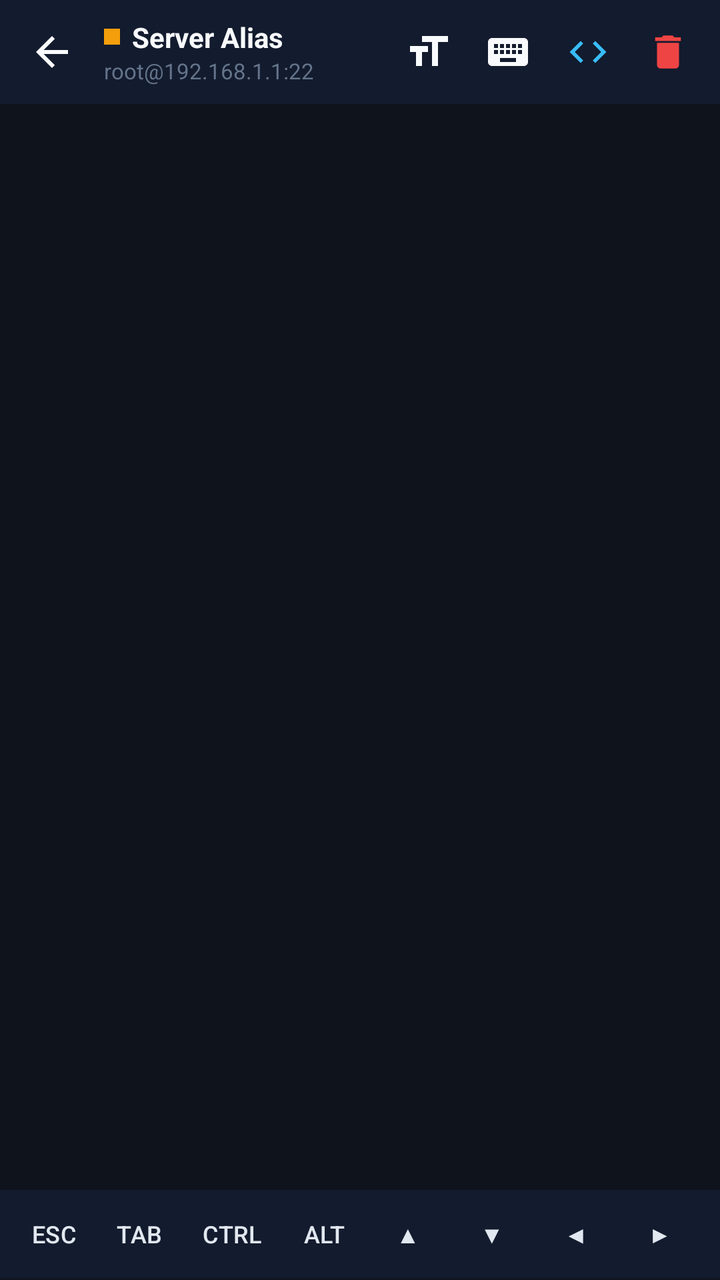
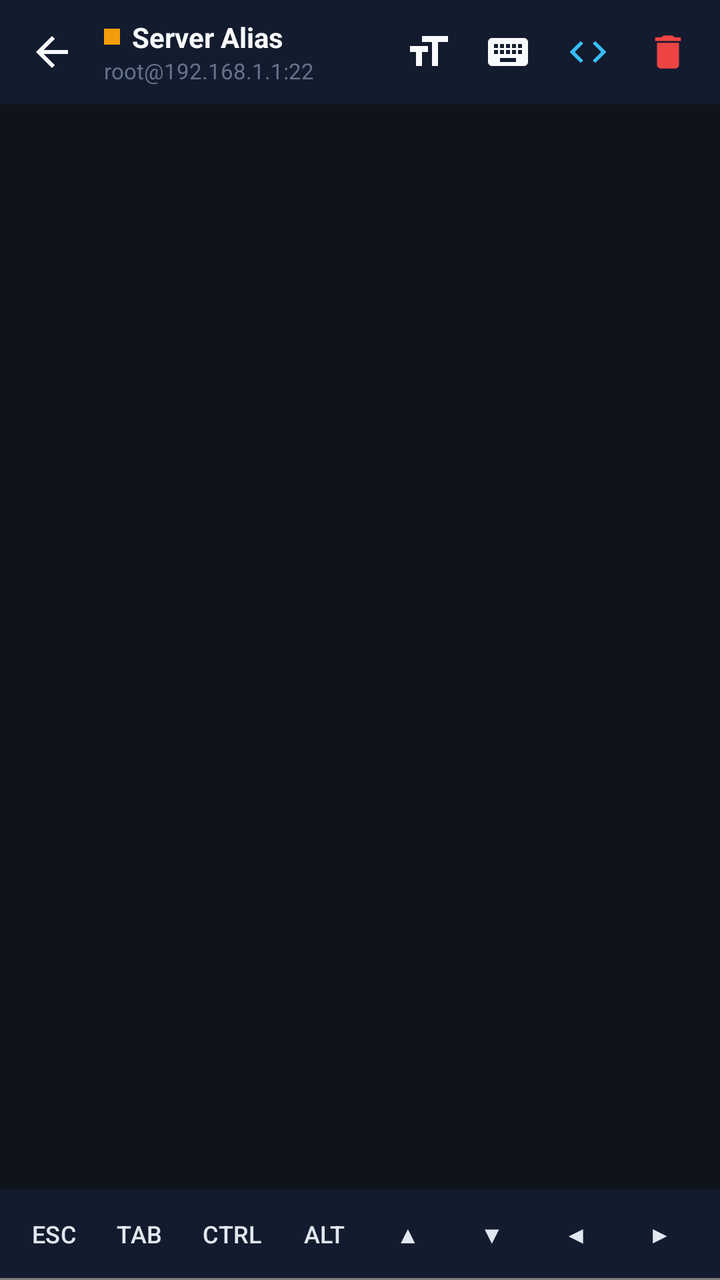

Screens rendered from an Android XML layout before and after an edit, with the pre-edit source and the edit as a unified diff.
<!-- AndroidManifest.xml: activity theme Theme.LeuwiPanjang.Terminal -->
<!-- res/layout/activity_terminal.xml -->
<?xml version="1.0" encoding="utf-8"?>
<LinearLayout xmlns:android="http://schemas.android.com/apk/res/android"
    xmlns:app="http://schemas.android.com/apk/res-auto"
    android:layout_width="match_parent"
    android:layout_height="match_parent"
    android:background="@color/terminal_bg"
    android:orientation="vertical">

    
    <LinearLayout
        android:layout_width="match_parent"
        android:layout_height="52dp"
        android:background="@color/surface_dark"
        android:gravity="center_vertical"
        android:orientation="horizontal"
        android:paddingStart="8dp"
        android:paddingEnd="8dp">

        <ImageView
            android:id="@+id/btnBack"
            android:layout_width="36dp"
            android:layout_height="36dp"
            android:background="?attr/selectableItemBackgroundBorderless"
            android:contentDescription="@null"
            android:padding="6dp"
            android:src="@drawable/ic_arrow_back"
            app:tint="@color/text_primary" />

        <LinearLayout
            android:layout_width="0dp"
            android:layout_height="wrap_content"
            android:layout_marginStart="8dp"
            android:layout_weight="1"
            android:orientation="vertical">

            <LinearLayout
                android:layout_width="wrap_content"
                android:layout_height="wrap_content"
                android:gravity="center_vertical"
                android:orientation="horizontal">

                
                <View
                    android:id="@+id/viewStatusDot"
                    android:layout_width="8dp"
                    android:layout_height="8dp"
                    android:layout_marginEnd="6dp"
                    android:background="@color/status_warning" />

                <TextView
                    android:id="@+id/tvTerminalTitle"
                    android:layout_width="wrap_content"
                    android:layout_height="wrap_content"
                    android:text="Server Alias"
                    android:textColor="@color/text_primary"
                    android:textSize="14sp"
                    android:textStyle="bold" />
            </LinearLayout>

            <TextView
                android:id="@+id/tvTerminalSubtitle"
                android:layout_width="wrap_content"
                android:layout_height="wrap_content"
                android:text="root@192.168.1.1:22"
                android:textColor="@color/text_muted"
                android:textSize="11sp" />
        </LinearLayout>

        
        <ImageView
            android:id="@+id/btnFontSize"
            android:layout_width="36dp"
            android:layout_height="36dp"
            android:background="?attr/selectableItemBackgroundBorderless"
            android:contentDescription="@string/font_size"
            android:padding="6dp"
            android:src="@drawable/ic_format_size"
            app:tint="@color/text_primary" />

        
        <ImageView
            android:id="@+id/btnToggleKeyboard"
            android:layout_width="36dp"
            android:layout_height="36dp"
            android:layout_marginStart="4dp"
            android:background="?attr/selectableItemBackgroundBorderless"
            android:contentDescription="@string/toggle_keyboard"
            android:padding="6dp"
            android:src="@drawable/ic_keyboard"
            app:tint="@color/text_primary" />

        
        <ImageView
            android:id="@+id/btnRunSnippet"
            android:layout_width="36dp"
            android:layout_height="36dp"
            android:layout_marginStart="4dp"
            android:background="?attr/selectableItemBackgroundBorderless"
            android:contentDescription="@null"
            android:padding="7dp"
            android:src="@drawable/ic_code"
            app:tint="@color/primary" />

        
        <ImageView
            android:id="@+id/btnDisconnect"
            android:layout_width="36dp"
            android:layout_height="36dp"
            android:layout_marginStart="4dp"
            android:background="?attr/selectableItemBackgroundBorderless"
            android:contentDescription="@null"
            android:padding="7dp"
            android:src="@drawable/ic_delete"
            app:tint="@color/status_error" />

    </LinearLayout>

    
    <ScrollView
        android:id="@+id/scrollTerminal"
        android:layout_width="match_parent"
        android:layout_height="0dp"
        android:layout_weight="1"
        android:fillViewport="true"
        android:padding="8dp">

        <TextView
            android:id="@+id/tvTerminalOutput"
            android:layout_width="match_parent"
            android:layout_height="wrap_content"
            android:fontFamily="monospace"
            android:lineSpacingExtra="2dp"
            android:textIsSelectable="true"
            android:textColor="@color/text_primary"
            android:textSize="13sp" />
    </ScrollView>

    
    <HorizontalScrollView
        android:layout_width="match_parent"
        android:layout_height="44dp"
        android:background="@color/surface_dark"
        android:scrollbars="none">

        <LinearLayout
            android:id="@+id/layoutAccessoryKeys"
            android:layout_width="wrap_content"
            android:layout_height="match_parent"
            android:gravity="center_vertical"
            android:orientation="horizontal"
            android:paddingStart="8dp"
            android:paddingEnd="8dp">

            <Button
                android:id="@+id/keyEsc"
                style="@style/Widget.LeuwiPanjang.KeyButton"
                android:layout_width="wrap_content"
                android:layout_height="32dp"
                android:layout_marginEnd="4dp"
                android:text="ESC" />

            <Button
                android:id="@+id/keyTab"
                style="@style/Widget.LeuwiPanjang.KeyButton"
                android:layout_width="wrap_content"
                android:layout_height="32dp"
                android:layout_marginEnd="4dp"
                android:text="TAB" />

            <Button
                android:id="@+id/keyCtrl"
                style="@style/Widget.LeuwiPanjang.KeyButton"
                android:layout_width="wrap_content"
                android:layout_height="32dp"
                android:layout_marginEnd="4dp"
                android:text="CTRL" />

            <Button
                android:id="@+id/keyAlt"
                style="@style/Widget.LeuwiPanjang.KeyButton"
                android:layout_width="wrap_content"
                android:layout_height="32dp"
                android:layout_marginEnd="4dp"
                android:text="ALT" />

            <Button
                android:id="@+id/keyUp"
                style="@style/Widget.LeuwiPanjang.KeyButton"
                android:layout_width="wrap_content"
                android:layout_height="32dp"
                android:layout_marginEnd="4dp"
                android:text="▲" />

            <Button
                android:id="@+id/keyDown"
                style="@style/Widget.LeuwiPanjang.KeyButton"
                android:layout_width="wrap_content"
                android:layout_height="32dp"
                android:layout_marginEnd="4dp"
                android:text="▼" />

            <Button
                android:id="@+id/keyLeft"
                style="@style/Widget.LeuwiPanjang.KeyButton"
                android:layout_width="wrap_content"
                android:layout_height="32dp"
                android:layout_marginEnd="4dp"
                android:text="◀" />

            <Button
                android:id="@+id/keyRight"
                style="@style/Widget.LeuwiPanjang.KeyButton"
                android:layout_width="wrap_content"
                android:layout_height="32dp"
                android:layout_marginEnd="4dp"
                android:text="▶" />

            <Button
                android:id="@+id/keyPipe"
                style="@style/Widget.LeuwiPanjang.KeyButton"
                android:layout_width="wrap_content"
                android:layout_height="32dp"
                android:layout_marginEnd="4dp"
                android:text="|" />

            <Button
                android:id="@+id/keySlash"
                style="@style/Widget.LeuwiPanjang.KeyButton"
                android:layout_width="wrap_content"
                android:layout_height="32dp"
                android:layout_marginEnd="4dp"
                android:text="/" />

            <Button
                android:id="@+id/keyTilde"
                style="@style/Widget.LeuwiPanjang.KeyButton"
                android:layout_width="wrap_content"
                android:layout_height="32dp"
                android:layout_marginEnd="4dp"
                android:text="~" />

            <Button
                android:id="@+id/keyDash"
                style="@style/Widget.LeuwiPanjang.KeyButton"
                android:layout_width="wrap_content"
                android:layout_height="32dp"
                android:layout_marginEnd="4dp"
                android:text="-" />

            <Button
                android:id="@+id/keyColon"
                style="@style/Widget.LeuwiPanjang.KeyButton"
                android:layout_width="wrap_content"
                android:layout_height="32dp"
                android:layout_marginEnd="4dp"
                android:text=":" />

            <Button
                android:id="@+id/keyCtrlC"
                style="@style/Widget.LeuwiPanjang.KeyButton"
                android:layout_width="wrap_content"
                android:layout_height="32dp"
                android:layout_marginEnd="4dp"
                android:text="^C"
                android:textColor="@color/status_error" />

            <Button
                android:id="@+id/keyCtrlD"
                style="@style/Widget.LeuwiPanjang.KeyButton"
                android:layout_width="wrap_content"
                android:layout_height="32dp"
                android:text="^D" />

        </LinearLayout>
    </HorizontalScrollView>

    
    <id.biz.id.leuwipanjang.ui.terminal.TerminalInputView
        android:id="@+id/etTerminalInput"
        android:layout_width="match_parent"
        android:layout_height="1dp"
        android:alpha="0.01"
        android:focusable="true"
        android:focusableInTouchMode="true"
        android:importantForAccessibility="no" />

</LinearLayout>
<!-- resources referenced by this layout -->
<resources>
  <color name="primary">#38BDF8</color>
  <color name="status_error">#EF4444</color>
  <color name="status_warning">#F59E0B</color>
  <color name="surface_dark">#131B2E</color>
  <color name="terminal_bg">#0F141C</color>
  <color name="text_muted">#64748B</color>
  <color name="text_primary">#F8FAFC</color>
  <!-- drawable ic_arrow_back (drawable) -->
  <vector xmlns:android="http://schemas.android.com/apk/res/android"
      android:width="24dp"
      android:height="24dp"
      android:viewportWidth="24"
      android:viewportHeight="24">
    <path
        android:fillColor="@color/text_primary"
        android:pathData="M20,11H7.83l5.59,-5.59L12,4l-8,8 8,8 1.41,-1.41L7.83,13H20v-2z"/>
  </vector>
  <!-- drawable ic_code (drawable) -->
  <vector xmlns:android="http://schemas.android.com/apk/res/android"
      android:width="24dp"
      android:height="24dp"
      android:viewportWidth="24"
      android:viewportHeight="24">
    <path
        android:fillColor="@color/text_primary"
        android:pathData="M9.4,16.6L4.8,12l4.6,-4.6L8,6l-6,6 6,6 1.4,-1.4zm5.2,0l4.6,-4.6 -4.6,-4.6L16,6l6,6 -6,6 -1.4,-1.4z"/>
  </vector>
  <!-- drawable ic_delete (drawable) -->
  <vector xmlns:android="http://schemas.android.com/apk/res/android"
      android:width="24dp"
      android:height="24dp"
      android:viewportWidth="24"
      android:viewportHeight="24">
    <path
        android:fillColor="@color/text_primary"
        android:pathData="M6,19c0,1.1 0.9,2 2,2h8c1.1,0 2,-0.9 2,-2V7H6v12zM19,4h-3.5l-1,-1h-5l-1,1H5v2h14V4z"/>
  </vector>
  <!-- drawable ic_format_size (drawable) -->
  <vector xmlns:android="http://schemas.android.com/apk/res/android"
      android:width="24dp"
      android:height="24dp"
      android:viewportWidth="24"
      android:viewportHeight="24">
    <path
        android:fillColor="@color/text_primary"
        android:pathData="M9,4v3h5v12h3V7h5V4H9zm-6,8h3v7h3v-7h3V9H3v3z"/>
  </vector>
  <!-- drawable ic_keyboard (drawable) -->
  <vector xmlns:android="http://schemas.android.com/apk/res/android"
      android:width="24dp"
      android:height="24dp"
      android:viewportWidth="24"
      android:viewportHeight="24">
    <path
        android:fillColor="@color/text_primary"
        android:pathData="M20,5H4c-1.1,0 -1.99,0.9 -1.99,2L2,17c0,1.1 0.9,2 2,2h16c1.1,0 2,-0.9 2,-2V7c0,-1.1 -0.9,-2 -2,-2zm-9,3h2v2h-2V8zm0,3h2v2h-2v-2zM8,8h2v2H8V8zm0,3h2v2H8v-2zm-1,2H5v-2h2v2zm0,-3H5V8h2v2zm9,7H8v-2h8v2zm0,-4h-2v-2h2v2zm0,-3h-2V8h2v2zm3,3h-2v-2h2v2zm0,-3h-2V8h2v2z"/>
  </vector>
  <string name="font_size">Font Size</string>
  <string name="toggle_keyboard">Toggle Keyboard</string>
  <style name="Widget.LeuwiPanjang.KeyButton" parent="Widget.Material3.Button.TonalButton">
          <item name="backgroundTint">@color/terminal_key_btn_bg</item>
          <item name="android:textColor">@color/terminal_key_text</item>
          <item name="android:textSize">12sp</item>
          <item name="android:minWidth">38dp</item>
          <item name="android:minHeight">36dp</item>
          <item name="cornerRadius">6dp</item>
          <item name="android:paddingLeft">8dp</item>
          <item name="android:paddingRight">8dp</item>
          <item name="android:paddingTop">4dp</item>
          <item name="android:paddingBottom">4dp</item>
          <item name="android:textAllCaps">false</item>
          <item name="android:focusable">false</item>
          <item name="android:focusableInTouchMode">false</item>
      </style>
  <style name="Theme.LeuwiPanjang.Terminal" parent="Theme.LeuwiPanjang">
          <item name="android:windowBackground">@color/terminal_bg</item>
          <item name="android:statusBarColor">@color/terminal_bg</item>
          <item name="android:navigationBarColor">@color/surface_dark</item>
      </style>
  <color name="terminal_key_btn_bg">#1E293B</color>
  <color name="terminal_key_text">#E2E8F0</color>
  <color name="primary_variant">#0284C7</color>
  <color name="secondary">#6366F1</color>
  <color name="bg_dark">#0B0F19</color>
  <color name="surface_card">#1B2438</color>
  <color name="text_secondary">#94A3B8</color>
  <!-- unchanged entries left out for length: 1 -->
</resources>

<!-- the commit's change to res/layout/activity_terminal.xml (unified diff, before → after) -->
@@ -122,6 +122,8 @@
         android:layout_height="0dp"
         android:layout_weight="1"
         android:fillViewport="true"
+        android:focusable="false"
+        android:focusableInTouchMode="false"
         android:padding="8dp">
 
         <TextView
@@ -130,7 +132,8 @@
             android:layout_height="wrap_content"
             android:fontFamily="monospace"
             android:lineSpacingExtra="2dp"
-            android:textIsSelectable="true"
+            android:focusable="false"
+            android:focusableInTouchMode="false"
             android:textColor="@color/text_primary"
             android:textSize="13sp" />
     </ScrollView>
@@ -279,7 +282,6 @@
         android:id="@+id/etTerminalInput"
         android:layout_width="match_parent"
         android:layout_height="1dp"
-        android:alpha="0.01"
         android:focusable="true"
         android:focusableInTouchMode="true"
         android:importantForAccessibility="no" />
